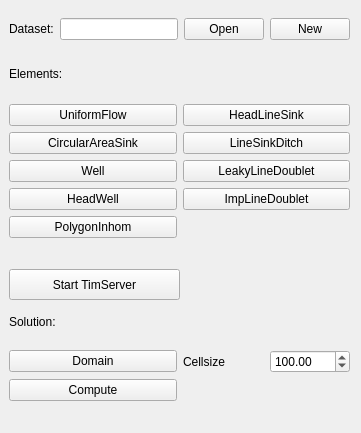
Before: the Qt Designer form plugin/qgistim/qt/qgistim_dockwidget_base.ui in Deltares/QGIS-Tim, drawn with Qt 5.
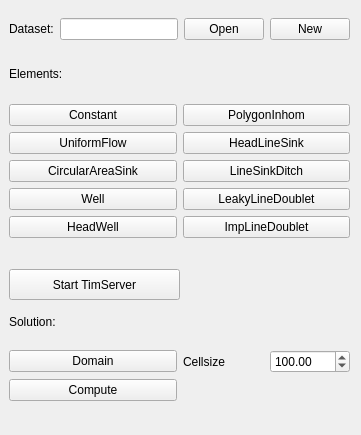
After: the same form once the commit is applied.

Commit message: Improve aquifer property input: * Always interleaving conductivity, resistance * Add support for leaky top layer * which means Constant is no longer mandatory; change accordingly

The edit to the form file:
```diff
--- a/plugin/qgistim/qt/qgistim_dockwidget_base.ui
+++ b/plugin/qgistim/qt/qgistim_dockwidget_base.ui
@@ -7,7 +7,7 @@
     <x>0</x>
     <y>0</y>
     <width>361</width>
-    <height>433</height>
+    <height>435</height>
    </rect>
   </property>
   <property name="windowTitle">
@@ -70,66 +70,73 @@
           </property>
          </widget>
         </item>
-        <item row="3" column="0">
-         <widget class="QPushButton" name="wellButton">
+        <item row="7" column="1">
+         <widget class="QPushButton" name="impLineDoubletButton">
           <property name="text">
-           <string>Well</string>
+           <string>ImpLineDoublet</string>
           </property>
          </widget>
         </item>
-        <item row="6" column="0">
-         <widget class="QPushButton" name="headWellButton">
+        <item row="6" column="1">
+         <widget class="QPushButton" name="leakyLineDoubletButton">
           <property name="text">
-           <string>HeadWell</string>
+           <string>LeakyLineDoublet</string>
           </property>
          </widget>
         </item>
-        <item row="2" column="1">
+        <item row="3" column="1">
          <widget class="QPushButton" name="lineSinkDitchButton">
           <property name="text">
            <string>LineSinkDitch</string>
           </property>
          </widget>
         </item>
-        <item row="7" column="0">
+        <item row="2" column="1">
+         <widget class="QPushButton" name="headLineSinkButton">
+          <property name="text">
+           <string>HeadLineSink</string>
+          </property>
+         </widget>
+        </item>
+        <item row="1" column="1">
          <widget class="QPushButton" name="polygonInhomButton">
           <property name="text">
            <string>PolygonInhom</string>
           </property>
          </widget>
         </item>
-        <item row="3" column="1">
-         <widget class="QPushButton" name="leakyLineDoubletButton">
+        <item row="7" column="0">
+         <widget class="QPushButton" name="headWellButton">
           <property name="text">
-           <string>LeakyLineDoublet</string>
+           <string>HeadWell</string>
           </property>
          </widget>
         </item>
-        <item row="2" column="0">
+        <item row="6" column="0">
+         <widget class="QPushButton" name="wellButton">
+          <property name="text">
+           <string>Well</string>
+          </property>
+         </widget>
+        </item>
+        <item row="3" column="0">
          <widget class="QPushButton" name="circAreaSinkButton">
           <property name="text">
            <string>CircularAreaSink</string>
           </property>
          </widget>
         </item>
-        <item row="1" column="0">
+        <item row="2" column="0">
          <widget class="QPushButton" name="uniformFlowButton">
           <property name="text">
            <string>UniformFlow</string>
           </property>
          </widget>
         </item>
-        <item row="6" column="1">
-         <widget class="QPushButton" name="impLineDoubletButton">
+        <item row="1" column="0">
+         <widget class="QPushButton" name="constantButton">
           <property name="text">
-           <string>ImpLineDoublet</string>
-          </property>
-         </widget>
-        </item>
-        <item row="1" column="1">
-         <widget class="QPushButton" name="headLineSinkButton">
-          <property name="text">
-           <string>HeadLineSink</string>
+           <string>Constant</string>
           </property>
          </widget>
         </item>
```
The commit also changes 3 other files.
